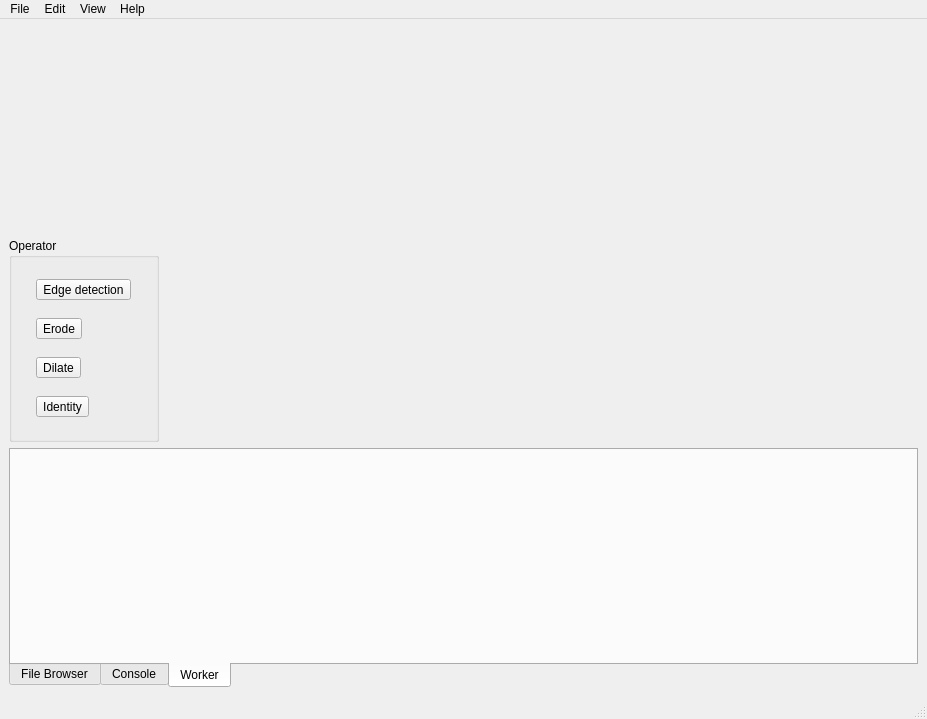
Above: resources/ui/main.ui from flegac/piaf-edit before the change. Below: the same form after it.
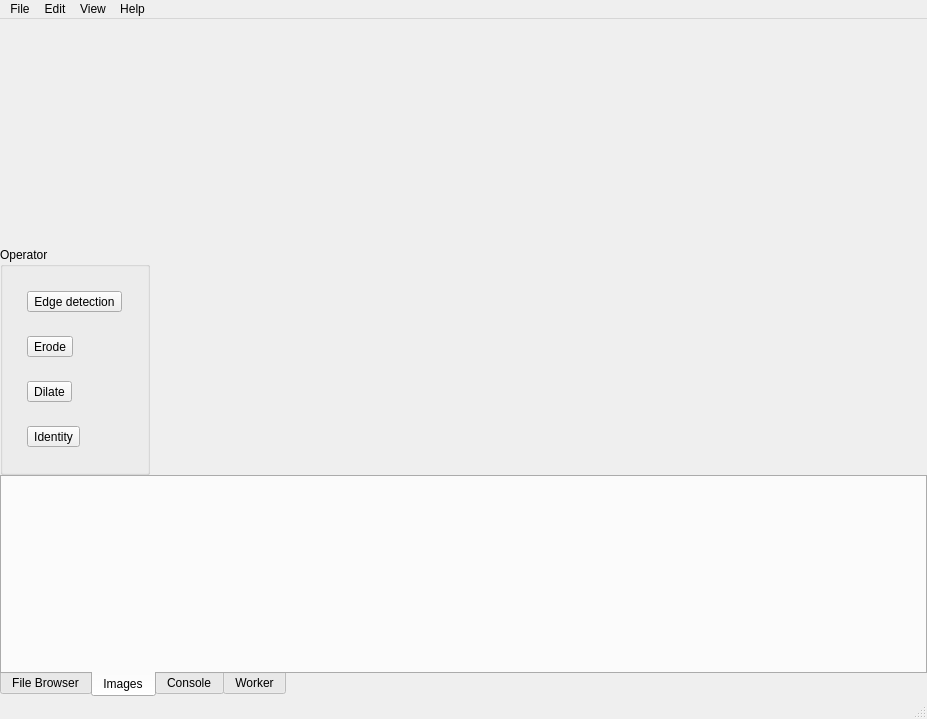
That is the form after the change.

```diff
--- a/resources/ui/main.ui
+++ b/resources/ui/main.ui
@@ -15,10 +15,31 @@
   </property>
   <widget class="QWidget" name="centralwidget">
    <layout class="QVBoxLayout" name="verticalLayout_4">
+    <property name="spacing">
+     <number>0</number>
+    </property>
+    <property name="leftMargin">
+     <number>0</number>
+    </property>
+    <property name="topMargin">
+     <number>0</number>
+    </property>
+    <property name="rightMargin">
+     <number>0</number>
+    </property>
+    <property name="bottomMargin">
+     <number>0</number>
+    </property>
     <item>
      <layout class="QHBoxLayout" name="horizontalLayout">
+      <property name="spacing">
+       <number>0</number>
+      </property>
       <item>
        <layout class="QVBoxLayout" name="verticalLayout">
+        <property name="spacing">
+         <number>0</number>
+        </property>
         <item>
          <widget class="QWidget" name="overview" native="true">
           <property name="minimumSize">
@@ -47,6 +68,21 @@
            <string>Operator</string>
           </property>
           <layout class="QGridLayout" name="gridLayout">
+           <property name="leftMargin">
+            <number>0</number>
+           </property>
+           <property name="topMargin">
+            <number>0</number>
+           </property>
+           <property name="rightMargin">
+            <number>0</number>
+           </property>
+           <property name="bottomMargin">
+            <number>0</number>
+           </property>
+           <property name="spacing">
+            <number>0</number>
+           </property>
            <item row="2" column="0">
             <widget class="QToolButton" name="dilateButton">
              <property name="text">
@@ -110,13 +146,28 @@
        <enum>QTabWidget::South</enum>
       </property>
       <property name="currentIndex">
-       <number>2</number>
+       <number>1</number>
       </property>
       <widget class="QWidget" name="fileTab">
        <attribute name="title">
         <string>File Browser</string>
        </attribute>
        <layout class="QVBoxLayout" name="verticalLayout_3">
+        <property name="spacing">
+         <number>0</number>
+        </property>
+        <property name="leftMargin">
+         <number>0</number>
+        </property>
+        <property name="topMargin">
+         <number>0</number>
+        </property>
+        <property name="rightMargin">
+         <number>0</number>
+        </property>
+        <property name="bottomMargin">
+         <number>0</number>
+        </property>
         <item>
          <widget class="QTreeView" name="treeView">
           <property name="sizePolicy">
@@ -135,11 +186,51 @@
         </item>
        </layout>
       </widget>
+      <widget class="QWidget" name="imagesTab">
+       <attribute name="title">
+        <string>Images</string>
+       </attribute>
+       <layout class="QVBoxLayout" name="verticalLayout_6">
+        <property name="spacing">
+         <number>0</number>
+        </property>
+        <property name="leftMargin">
+         <number>0</number>
+        </property>
+        <property name="topMargin">
+         <number>0</number>
+        </property>
+        <property name="rightMargin">
+         <number>0</number>
+        </property>
+        <property name="bottomMargin">
+         <number>0</number>
+        </property>
+        <item>
+         <widget class="QWidget" name="images" native="true"/>
+        </item>
+       </layout>
+      </widget>
       <widget class="QWidget" name="consoleTab">
        <attribute name="title">
         <string>Console</string>
        </attribute>
        <layout class="QVBoxLayout" name="verticalLayout_2">
+        <property name="spacing">
+         <number>0</number>
+        </property>
+        <property name="leftMargin">
+         <number>0</number>
+        </property>
+        <property name="topMargin">
+         <number>0</number>
+        </property>
+        <property name="rightMargin">
+         <number>0</number>
+        </property>
+        <property name="bottomMargin">
+         <number>0</number>
+        </property>
         <item>
          <widget class="QWidget" name="console" native="true">
           <property name="sizePolicy">
@@ -163,6 +254,21 @@
         <string>Worker</string>
        </attribute>
        <layout class="QVBoxLayout" name="verticalLayout_5">
+        <property name="spacing">
+         <number>0</number>
+        </property>
+        <property name="leftMargin">
+         <number>0</number>
+        </property>
+        <property name="topMargin">
+         <number>0</number>
+        </property>
+        <property name="rightMargin">
+         <number>0</number>
+        </property>
+        <property name="bottomMargin">
+         <number>0</number>
+        </property>
         <item>
          <widget class="QWidget" name="worker" native="true"/>
         </item>
@@ -185,7 +291,13 @@
     <property name="title">
      <string>File</string>
     </property>
+    <addaction name="actionNew"/>
     <addaction name="actionOpen"/>
+    <addaction name="separator"/>
+    <addaction name="actionSave"/>
+    <addaction name="actionSave_as"/>
+    <addaction name="separator"/>
+    <addaction name="actionFermer"/>
    </widget>
    <widget class="QMenu" name="menuEdit">
     <property name="title">
@@ -213,6 +325,26 @@
     <string>Open</string>
    </property>
   </action>
+  <action name="actionNew">
+   <property name="text">
+    <string>New</string>
+   </property>
+  </action>
+  <action name="actionSave">
+   <property name="text">
+    <string>Save</string>
+   </property>
+  </action>
+  <action name="actionSave_as">
+   <property name="text">
+    <string>Save as...</string>
+   </property>
+  </action>
+  <action name="actionFermer">
+   <property name="text">
+    <string>Fermer</string>
+   </property>
+  </action>
  </widget>
  <resources/>
  <connections/>
```
